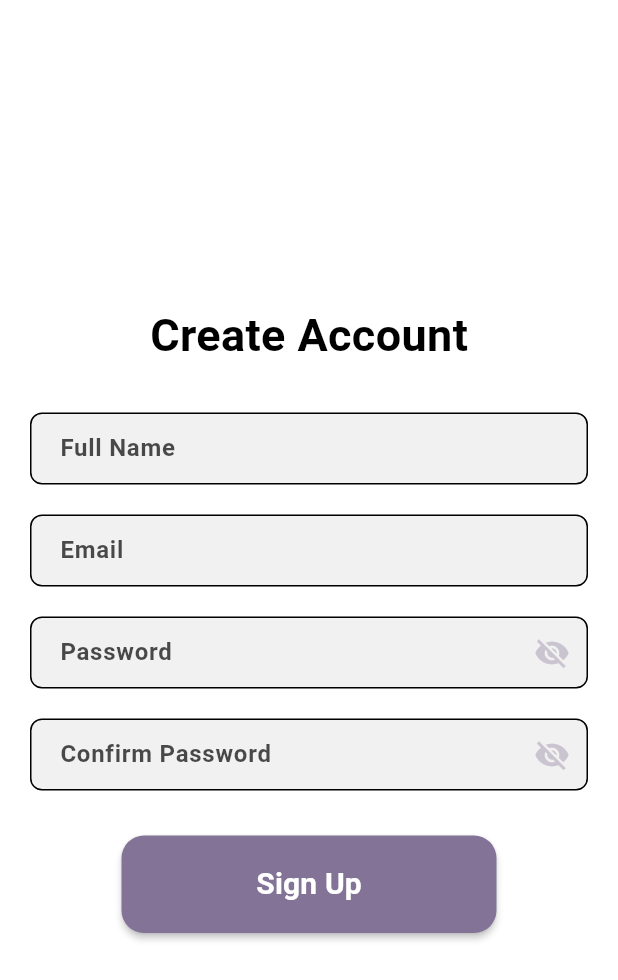
After one commit to Vidushi1307/my-gate-app-flutter, a Flutter app: the screen it shows after launch, after a tap on "SignIn", after a tap on "Sign Up", on a phone screen of 412 x 824 dp. The commit adds this screen. Shown: the top 980 px of the screen. Run offline on Flutter 3.47's test engine with Material 3 defaults, Android fonts, the phone set to English and light mode, and no system bars; our stand-ins replace animated_theme_switcher, cloud_firestore, dropdown_search, file_picker, firebase_auth, fl_chart and 10 more; missing offline and left inert: cloud_firestore_web, firebase_auth_web, firebase_core_web, image_picker_for_web, mobile_scanner, shared_preferences_web; accounts and stored records are empty; network calls fail; Roboto replaces fonts that are missing (Kodchasan).

Commit message:
added sign up page, not yet functional

```diff
--- a/lib/auth/authform.dart
+++ b/lib/auth/authform.dart
@@ -3,6 +3,7 @@
 import 'package:flutter/material.dart';
 import 'package:google_fonts/google_fonts.dart';
 import 'package:my_gate_app/auth/forgot_password.dart';
+import 'package:my_gate_app/auth/signup.dart';
 import 'package:my_gate_app/database/database_interface.dart';
 import 'package:my_gate_app/database/database_objects.dart';
 import 'package:my_gate_app/get_email.dart';
@@ -216,7 +217,7 @@ class _AuthFormState extends State<AuthForm> {
       SharedPreferences prefs = await SharedPreferences.getInstance();
       String? type = prefs.getString("type");
       if (type != null) {
-      	is_authenticated.person_type = type;
+        is_authenticated.person_type = type;
       }
     }
   }
@@ -241,15 +242,12 @@ class _AuthFormState extends State<AuthForm> {
     return Container(
         color: Colors.white,
         height: MediaQuery.of(context).size.height,
-
-
         child: ListView(
           children: [
-
             Container(
               color: Color.fromARGB(255, 255, 255, 255),
               padding:
-                  EdgeInsets.only(left: 10, right: 10, top: 14, bottom: 100),
+                  EdgeInsets.only(left: 10, right: 10, top: 10, bottom: 10),
               height: MediaQuery.of(context).size.height,
               child: Form(
                 key: _formkey,
@@ -265,7 +263,7 @@ class _AuthFormState extends State<AuthForm> {
                         fontWeight: FontWeight.bold,
                       ),
                     ),
-                    SizedBox(height: 130),
+                    SizedBox(height: 50),
 
                     Text(
                       "Let's SignIn",
@@ -395,15 +393,14 @@ class _AuthFormState extends State<AuthForm> {
                       ),
                     ),
 
-                    SizedBox(
-                      height: 10,
-                    ),
+                    // SizedBox(
+                    //   height: 10,
+                    // ),
 
-
-                    SizedBox(
-                      height: 10,
-                    ),
-                    //mark3
+                    // SizedBox(
+                    //   height: 10,
+                    // ),
+                    // //mark3
                     Row(
                       mainAxisAlignment: MainAxisAlignment.end,
                       children: [
@@ -438,7 +435,6 @@ class _AuthFormState extends State<AuthForm> {
                         padding: EdgeInsets.all(12),
                         width: double.infinity,
                         height: 65,
-
                         child: MaterialButton(
                           shape: RoundedRectangleBorder(
                             borderRadius: BorderRadius.circular(15),
@@ -493,6 +489,36 @@ class _AuthFormState extends State<AuthForm> {
                         ),
                       ),
                     ),
+
+                    // SignUp Button
+                    SizedBox(
+                      width: 250.0,
+                      child: Container(
+                        padding: EdgeInsets.all(12),
+                        width: double.infinity,
+                        height: 65,
+                        child: MaterialButton(
+                          shape: RoundedRectangleBorder(
+                            borderRadius: BorderRadius.circular(15),
+                          ),
+                          color: Color(0xFF827397), // Same color as SignIn
+                          onPressed: () {
+                            Navigator.of(context).push(
+                              MaterialPageRoute(
+                                builder: (context) => SignUpScreen(),
+                              ),
+                            );
+                          },
+                          child: Text(
+                            'Sign Up',
+                            style: GoogleFonts.kodchasan(
+                              fontSize: 20,
+                              fontWeight: FontWeight.bold,
+                            ),
+                          ),
+                        ),
+                      ),
+                    ),
                   ],
                 ),
               ),
--- a/lib/auth/authscreen.dart
+++ b/lib/auth/authscreen.dart
@@ -16,9 +16,9 @@ class _AuthScreenState extends State<AuthScreen> {
     return Scaffold(
       extendBodyBehindAppBar: true,
       appBar: AppBar(
-      backgroundColor: Colors.white,
-      elevation: 0,
-      toolbarHeight: 30,
+        backgroundColor: Colors.white,
+        elevation: 0,
+        toolbarHeight: 20,
       ),
       body: AuthForm(),
     );
--- /dev/null
+++ b/lib/auth/signup.dart
@@ -0,0 +1,244 @@
+import 'package:flutter/material.dart';
+import 'package:google_fonts/google_fonts.dart';
+import 'package:my_gate_app/auth/forgot_password.dart';
+
+class CustomTextFormField extends StatelessWidget {
+  final String labelText;
+  final bool obscureText;
+  final TextInputType keyboardType;
+  final String? Function(String?)? validator;
+  final void Function(String?)? onSaved;
+  final TextEditingController? controller;
+  final Widget? suffixIcon;
+  final void Function(String)? onChanged;
+
+  const CustomTextFormField({
+    super.key,
+    required this.labelText,
+    this.obscureText = false,
+    this.keyboardType = TextInputType.text,
+    this.validator,
+    this.onSaved,
+    this.controller,
+    this.suffixIcon,
+    this.onChanged,
+  });
+
+  @override
+  Widget build(BuildContext context) {
+    return TextFormField(
+      controller: controller,
+      obscureText: obscureText,
+      keyboardType: keyboardType,
+      style: const TextStyle(
+        color: Colors.black,
+        fontWeight: FontWeight.bold,
+      ),
+      decoration: InputDecoration(
+        labelText: labelText,
+        labelStyle: TextStyle(
+          fontWeight: FontWeight.bold,
+          color: Colors.black.withOpacity(0.7),
+        ),
+        border: OutlineInputBorder(
+          borderRadius: BorderRadius.circular(8.0),
+        ),
+        enabledBorder: OutlineInputBorder(
+          borderRadius: BorderRadius.circular(8.0),
+          borderSide: const BorderSide(color: Colors.black),
+        ),
+        focusedBorder: OutlineInputBorder(
+          borderRadius: BorderRadius.circular(8.0),
+          borderSide: const BorderSide(color: Colors.black),
+        ),
+        filled: true,
+        fillColor: const Color.fromARGB(255, 241, 241, 241),
+        contentPadding:
+            const EdgeInsets.symmetric(vertical: 12.0, horizontal: 16.0),
+        suffixIcon: suffixIcon,
+      ),
+      validator: validator,
+      onSaved: onSaved,
+      onChanged: onChanged,
+    );
+  }
+}
+
+class SignUpScreen extends StatefulWidget {
+  const SignUpScreen({super.key});
+
+  @override
+  State<SignUpScreen> createState() => _SignUpScreenState();
+}
+
+class _SignUpScreenState extends State<SignUpScreen> {
+  final _formKey = GlobalKey<FormState>();
+  final _nameController = TextEditingController();
+  final _emailController = TextEditingController();
+  final _passwordController = TextEditingController();
+  final _confirmPasswordController = TextEditingController();
+  bool _obscurePassword = true;
+  bool _obscureConfirmPassword = true;
+
+  @override
+  void dispose() {
+    _nameController.dispose();
+    _emailController.dispose();
+    _passwordController.dispose();
+    _confirmPasswordController.dispose();
+    super.dispose();
+  }
+
+  @override
+  Widget build(BuildContext context) {
+    return Scaffold(
+      backgroundColor: Colors.white,
+      body: Container(
+        color: Colors.white,
+        padding: const EdgeInsets.symmetric(horizontal: 20),
+        child: Center(
+          child: SingleChildScrollView(
+            child: Form(
+              key: _formKey,
+              child: Column(
+                mainAxisAlignment: MainAxisAlignment.center,
+                children: [
+                  Text(
+                    'Create Account',
+                    style: GoogleFonts.kodchasan(
+                      fontSize: 30,
+                      color: Colors.black,
+                      fontWeight: FontWeight.bold,
+                    ),
+                  ),
+                  const SizedBox(height: 30),
+
+                  // Name Field
+                  CustomTextFormField(
+                    labelText: "Full Name",
+                    controller: _nameController,
+                    validator: (value) {
+                      if (value == null || value.isEmpty) {
+                        return 'Please enter your name';
+                      }
+                      return null;
+                    },
+                  ),
+                  const SizedBox(height: 20),
+
+                  // Email Field
+                  CustomTextFormField(
+                    labelText: "Email",
+                    keyboardType: TextInputType.emailAddress,
+                    controller: _emailController,
+                    validator: (value) {
+                      if (value == null || !value.contains('@')) {
+                        return 'Please enter a valid email';
+                      }
+                      return null;
+                    },
+                  ),
+                  const SizedBox(height: 20),
+
+                  // Password Field
+                  CustomTextFormField(
+                    labelText: "Password",
+                    obscureText: _obscurePassword,
+                    controller: _passwordController,
+                    validator: (value) {
+                      if (value == null || value.length < 6) {
+                        return 'Password must be at least 6 characters';
+                      }
+                      return null;
+                    },
+                    suffixIcon: IconButton(
+                      icon: Icon(
+                        _obscurePassword
+                            ? Icons.visibility_off
+                            : Icons.visibility,
+                      ),
+                      onPressed: () {
+                        setState(() {
+                          _obscurePassword = !_obscurePassword;
+                        });
+                      },
+                    ),
+                  ),
+                  const SizedBox(height: 20),
+
+                  // Confirm Password Field
+                  CustomTextFormField(
+                    labelText: "Confirm Password",
+                    obscureText: _obscureConfirmPassword,
+                    controller: _confirmPasswordController,
+                    validator: (value) {
+                      if (value != _passwordController.text) {
+                        return 'Passwords do not match';
+                      }
+                      return null;
+                    },
+                    suffixIcon: IconButton(
+                      icon: Icon(
+                        _obscureConfirmPassword
+                            ? Icons.visibility_off
+                            : Icons.visibility,
+                      ),
+                      onPressed: () {
+                        setState(() {
+                          _obscureConfirmPassword = !_obscureConfirmPassword;
+                        });
+                      },
+                    ),
+                  ),
+                  const SizedBox(height: 30),
+
+                  // Sign Up Button
+                  SizedBox(
+                    width: 250,
+                    child: MaterialButton(
+                      height: 65,
+                      shape: RoundedRectangleBorder(
+                        borderRadius: BorderRadius.circular(15),
+                      ),
+                      color: const Color(0xFF827397),
+                      onPressed: () {
+                        if (_formKey.currentState!.validate()) {
+                          // Check if email ends with '@iitrpr.ac.in'
+                          if (!_emailController.text.endsWith('@iitrpr.ac.in')) {
+                            ScaffoldMessenger.of(context).showSnackBar(
+                              const SnackBar(
+                                content: Text(
+                                    'Please use your IIT Ropar email address'),
+                              ),
+                            );
+                            return;
+                          }
+
+                          // Send OTP for email verification and navigate to
+
+                          ScaffoldMessenger.of(context).showSnackBar(
+                            const SnackBar(
+                              content: Text('Sign Up Successful!'),
+                            ),
+                          );
+                        }
+                      },
+                      child: Text(
+                        'Sign Up',
+                        style: GoogleFonts.kodchasan(
+                          fontSize: 20,
+                          fontWeight: FontWeight.bold,
+                          color: Colors.white,
+                        ),
+                      ),
+                    ),
+                  ),
+                ],
+              ),
+            ),
+          ),
+        ),
+      ),
+    );
+  }
+}
--- a/lib/database/database_interface.dart
+++ b/lib/database/database_interface.dart
@@ -1276,7 +1276,7 @@ class databaseInterface {
     }
   }
 
-  Future<User> get_student_by_email(String? email_) async {
+  static Future<User> get_student_by_email(String? email_) async {
     var uri = "$complete_base_url_static/students/get_student_by_email";
     try {
       // 1. Add timeout to prevent hanging
--- a/lib/main.dart
+++ b/lib/main.dart
@@ -17,7 +17,6 @@ import 'package:my_gate_app/myglobals.dart' as myglobals;
 void main() async {
   WidgetsFlutterBinding.ensureInitialized();
 
-  WidgetsFlutterBinding.ensureInitialized();
   SystemChrome.setPreferredOrientations(
       [DeviceOrientation.portraitUp, DeviceOrientation.portraitDown]);
   myglobals.auth = AuthState();
@@ -62,10 +61,9 @@ class Home extends StatelessWidget {
           if (type != null) {
             print("type: $type");
           }
-          // if (type == null) {
-          //   return Splash();
-          // } else
-          if (type == "Student" && email != null) {
+          if (email == null) {
+            return Splash();
+          } else if (type == "Student" && email != null) {
             LoggedInDetails.setEmail(email);
             return HomeStudent(email: LoggedInDetails.getEmail());
           } else if (type == "Authority" && email != null) {
--- a/lib/screens/profile2/edit_profile_page.dart
+++ b/lib/screens/profile2/edit_profile_page.dart
@@ -44,7 +44,7 @@ class _EditProfilePageState extends State<EditProfilePage> {
     controller_degree = TextEditingController();
     imagePicker = ImagePicker();
     databaseInterface db = databaseInterface();
-    db.get_student_by_email(curr_email).then((User result) {
+    databaseInterface.get_student_by_email(curr_email).then((User result) {
       setState(() {
         user = result;
         controller_name.text = user.name;
@@ -256,7 +256,7 @@ class _ImageWidgetState extends State<ImageWidget> {
     //     print("Image path updated");
     //     pic = NetworkImage(widget.imagePath);
     //   });
-    User result = await db.get_student_by_email(LoggedInDetails.getEmail());
+    User result = await databaseInterface.get_student_by_email(LoggedInDetails.getEmail());
     print("Updated path before call to test_function: ${result.imagePath}");
 
     print("inside test_function, the value of image_path_:${result.imagePath}");
--- a/lib/screens/profile2/profile_page.dart
+++ b/lib/screens/profile2/profile_page.dart
@@ -33,7 +33,7 @@ class _ProfilePageState extends State<ProfilePage> {
   Future<void> init() async {
     String? currEmail = widget.email;
     databaseInterface db = databaseInterface();
-    User result = await db.get_student_by_email(currEmail);
+    User result = await databaseInterface.get_student_by_email(currEmail);
     setState(() {
       user = result;
       controller_phone.text = result.phone;
@@ -258,7 +258,7 @@ class _ProfilePageState extends State<ProfilePage> {
     }
 
     databaseInterface db = databaseInterface();
-    User result = await db.get_student_by_email(widget.email);
+    User result = await databaseInterface.get_student_by_email(widget.email);
 
     var picLocal = result.profileImage;
     setState(() {
@@ -279,7 +279,7 @@ class _ProfilePageState extends State<ProfilePage> {
     }
 
     databaseInterface db = databaseInterface();
-    User result = await db.get_student_by_email(widget.email);
+    User result = await databaseInterface.get_student_by_email(widget.email);
 
     var picLocal = NetworkImage(result.imagePath);
     var removeImage = const AssetImage(image_paths.dummy_person);
--- a/lib/screens/profile2/profile_page_2.dart
+++ b/lib/screens/profile2/profile_page_2.dart
@@ -32,7 +32,7 @@ class _ProfilePage2State extends State<ProfilePage2> {
     String? currEmail = widget.email;
     print("Current Email: $currEmail");
     databaseInterface db = databaseInterface();
-    User result = await db.get_student_by_email(currEmail);
+    User result = await databaseInterface.get_student_by_email(currEmail);
     print("result obj image path${result.imagePath}");
     setState(() {
       user = result;
@@ -164,7 +164,7 @@ class _ProfilePage2State extends State<ProfilePage2> {
     }
 
     databaseInterface db = databaseInterface();
-    User result = await db.get_student_by_email(widget.email);
+    User result = await databaseInterface.get_student_by_email(widget.email);
 
     var picLocal = NetworkImage(result.imagePath);
     setState(() {
--- a/lib/screens/profile2/utils/menu_items.dart
+++ b/lib/screens/profile2/utils/menu_items.dart
@@ -18,8 +18,6 @@ class MenuItems{
     text: 'Profile',
     icon: yo.Icons.account_circle,
   );
-
-
   static const itemLogOut = MenuItem(
     text: 'Log Out',
     icon: yo.Icons.logout,
--- a/lib/screens/profile2/validification_page.dart
+++ b/lib/screens/profile2/validification_page.dart
@@ -268,7 +268,7 @@ class _Validification_pageState extends State<Validification_page> {
 
     print("Current Email in validification page: $currEmail");
     databaseInterface db = databaseInterface();
-    User result = await db.get_student_by_email(currEmail);
+    User result = await databaseInterface.get_student_by_email(currEmail);
     // print("result obj image path" + result.imagePath);
     print("result in validification page=${result.name}");
     setState(() {
@@ -749,7 +749,7 @@ class _Validification_pageState extends State<Validification_page> {
         image, "/students/change_profile_picture_of_student", widgetEmail);
 
     databaseInterface db = databaseInterface();
-    User result = await db.get_student_by_email(widget.email);
+    User result = await databaseInterface.get_student_by_email(widget.email);
 
     var picLocal = result.profileImage;
     setState(() {
@@ -768,7 +768,7 @@ class _Validification_pageState extends State<Validification_page> {
         image, "/students/change_profile_picture_of_student", widgetEmail);
 
     databaseInterface db = databaseInterface();
-    User result = await db.get_student_by_email(widget.email);
+    User result = await databaseInterface.get_student_by_email(widget.email);
 
     var picLocal = NetworkImage(result.imagePath);
     var removeImage = const AssetImage(image_paths.dummy_person);
--- a/lib/screens/student/managers/user_profile_manager.dart
+++ b/lib/screens/student/managers/user_profile_manager.dart
@@ -26,7 +26,7 @@ class UserProfileManager {
   }
   Future<void> loadProfile(String email) async {
     final db = databaseInterface();
-    user = await db.get_student_by_email(email);
+    user = await databaseInterface.get_student_by_email(email);
     updateProfileImage();
     print("Loading profile done");
   }
```
Also changed, not shown: lib/screens/student/home_student.dart (+37 -9 lines), lib/screens/student/widgets/home_app_bar.dart (+20 -3 lines), lib/splash.dart (+0 -28 lines), 133 other files.
